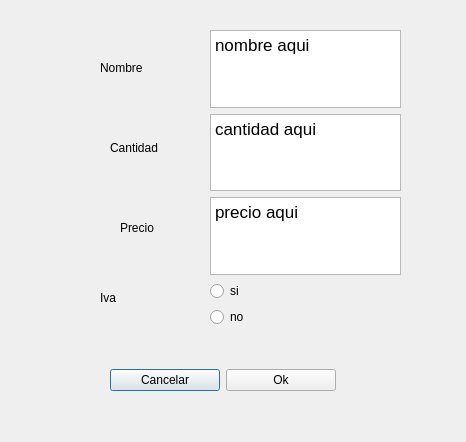
This is ui/ventanaModificarProductoCampos.ui in WGand/ProyectoIS as Qt 5 draws it before an edit. The edited form follows.
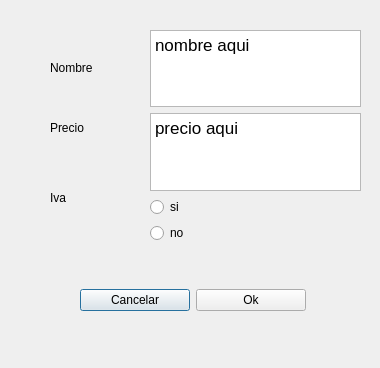
This is the edited form.

Commit message: Modificar Producto (tiene fallas)

What changed in the file:
```diff
--- a/ui/ventanaModificarProductoCampos.ui
+++ b/ui/ventanaModificarProductoCampos.ui
@@ -6,8 +6,8 @@
    <rect>
     <x>0</x>
     <y>0</y>
-    <width>466</width>
-    <height>442</height>
+    <width>380</width>
+    <height>368</height>
    </rect>
   </property>
   <property name="windowTitle">
@@ -16,7 +16,7 @@
   <widget class="QLabel" name="label">
    <property name="geometry">
     <rect>
-     <x>100</x>
+     <x>50</x>
      <y>60</y>
      <width>61</width>
      <height>16</height>
@@ -26,24 +26,11 @@
     <string>Nombre</string>
    </property>
   </widget>
-  <widget class="QLabel" name="label_2">
-   <property name="geometry">
-    <rect>
-     <x>110</x>
-     <y>140</y>
-     <width>61</width>
-     <height>16</height>
-    </rect>
-   </property>
-   <property name="text">
-    <string>Cantidad</string>
-   </property>
-  </widget>
   <widget class="QLabel" name="label_3">
    <property name="geometry">
     <rect>
-     <x>120</x>
-     <y>220</y>
+     <x>50</x>
+     <y>120</y>
      <width>61</width>
      <height>16</height>
     </rect>
@@ -55,8 +42,8 @@
   <widget class="QLabel" name="label_4">
    <property name="geometry">
     <rect>
-     <x>100</x>
-     <y>290</y>
+     <x>50</x>
+     <y>190</y>
      <width>61</width>
      <height>16</height>
     </rect>
@@ -68,10 +55,10 @@
   <widget class="QWidget" name="verticalLayoutWidget">
    <property name="geometry">
     <rect>
-     <x>210</x>
+     <x>150</x>
      <y>30</y>
-     <width>191</width>
-     <height>297</height>
+     <width>211</width>
+     <height>213</height>
     </rect>
    </property>
    <layout class="QVBoxLayout" name="verticalLayout">
@@ -86,17 +73,6 @@
       </property>
      </widget>
     </item>
-    <item>
-     <widget class="QTextEdit" name="CampoCantidad">
-      <property name="html">
-       <string>&lt;!DOCTYPE HTML PUBLIC &quot;-//W3C//DTD HTML 4.0//EN&quot; &quot;http://www.w3.org/TR/REC-html40/strict.dtd&quot;&gt;
-&lt;html&gt;&lt;head&gt;&lt;meta name=&quot;qrichtext&quot; content=&quot;1&quot; /&gt;&lt;style type=&quot;text/css&quot;&gt;
-p, li { white-space: pre-wrap; }
-&lt;/style&gt;&lt;/head&gt;&lt;body style=&quot; font-family:'.AppleSystemUIFont'; font-size:13pt; font-weight:400; font-style:normal;&quot;&gt;
-&lt;p style=&quot; margin-top:0px; margin-bottom:0px; margin-left:0px; margin-right:0px; -qt-block-indent:0; text-indent:0px;&quot;&gt;cantidad aqui&lt;/p&gt;&lt;/body&gt;&lt;/html&gt;</string>
-      </property>
-     </widget>
-    </item>
     <item>
      <widget class="QTextEdit" name="campoPrecio">
       <property name="html">
@@ -140,8 +116,8 @@
   <widget class="QWidget" name="horizontalLayoutWidget">
    <property name="geometry">
     <rect>
-     <x>110</x>
-     <y>340</y>
+     <x>80</x>
+     <y>260</y>
      <width>226</width>
      <height>80</height>
     </rect>
```
The commit also changes 3 other files.
